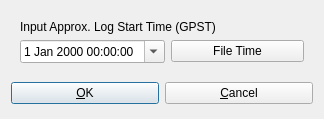
lhuisman/myRTKLIB, file app/qtapp/rtkconv_qt/startdlg.ui: the form before one commit.
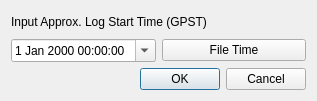
The form after the commit.

Diff of the .ui file:
```diff
--- a/app/qtapp/rtkconv_qt/startdlg.ui
+++ b/app/qtapp/rtkconv_qt/startdlg.ui
@@ -6,8 +6,8 @@
    <rect>
     <x>0</x>
     <y>0</y>
-    <width>324</width>
-    <height>119</height>
+    <width>317</width>
+    <height>101</height>
    </rect>
   </property>
   <property name="windowTitle">
@@ -26,6 +26,18 @@
       <string/>
      </property>
      <layout class="QGridLayout" name="gridLayout">
+      <property name="leftMargin">
+       <number>0</number>
+      </property>
+      <property name="topMargin">
+       <number>0</number>
+      </property>
+      <property name="rightMargin">
+       <number>0</number>
+      </property>
+      <property name="bottomMargin">
+       <number>0</number>
+      </property>
       <item row="1" column="0">
        <widget class="QDateTimeEdit" name="tETime">
         <property name="toolTip">
@@ -60,47 +72,10 @@
     </widget>
    </item>
    <item>
-    <widget class="QWidget" name="widget" native="true">
-     <layout class="QHBoxLayout" name="horizontalLayout">
-      <property name="leftMargin">
-       <number>0</number>
-      </property>
-      <property name="topMargin">
-       <number>0</number>
-      </property>
-      <property name="rightMargin">
-       <number>0</number>
-      </property>
-      <property name="bottomMargin">
-       <number>0</number>
-      </property>
-      <item>
-       <widget class="QPushButton" name="btnOk">
-        <property name="toolTip">
-         <string/>
-        </property>
-        <property name="text">
-         <string>&amp;OK</string>
-        </property>
-        <property name="autoDefault">
-         <bool>true</bool>
-        </property>
-        <property name="default">
-         <bool>true</bool>
-        </property>
-       </widget>
-      </item>
-      <item>
-       <widget class="QPushButton" name="btnCancel">
-        <property name="toolTip">
-         <string/>
-        </property>
-        <property name="text">
-         <string>&amp;Cancel</string>
-        </property>
-       </widget>
-      </item>
-     </layout>
+    <widget class="QDialogButtonBox" name="buttonBox">
+     <property name="standardButtons">
+      <set>QDialogButtonBox::Cancel|QDialogButtonBox::Ok</set>
+     </property>
     </widget>
    </item>
   </layout>
```
Left out of the diff: 5 changed lines with no effect on the pictures.
